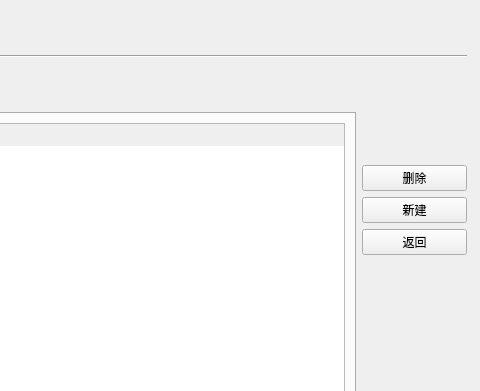
Qt form server/QuestionsManageUI.ui (AlanForeverAi/Exams) before a commit; both pictures show x 800 to 1280 and y 0 to 391 of the 1280 by 713 pixel window.
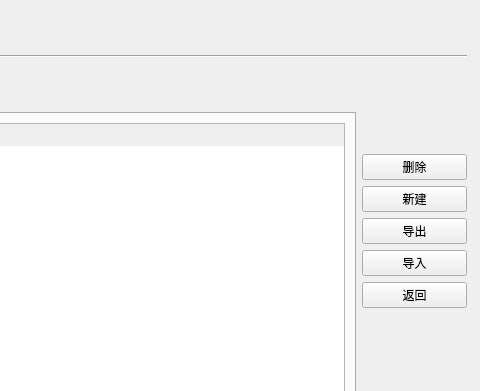
The same form after that commit.

Commit message:
修改导入导出功能
1.题目管理--导入导出
2.用户管理--导入

Patch:
```diff
--- a/server/QuestionsManageUI.ui
+++ b/server/QuestionsManageUI.ui
@@ -277,6 +277,44 @@
           </property>
          </widget>
         </item>
+        <item>
+         <widget class="QPushButton" name="pushButton_export">
+          <property name="sizePolicy">
+           <sizepolicy hsizetype="Minimum" vsizetype="Fixed">
+            <horstretch>0</horstretch>
+            <verstretch>0</verstretch>
+           </sizepolicy>
+          </property>
+          <property name="maximumSize">
+           <size>
+            <width>16777215</width>
+            <height>50</height>
+           </size>
+          </property>
+          <property name="text">
+           <string>导出</string>
+          </property>
+         </widget>
+        </item>
+        <item>
+         <widget class="QPushButton" name="pushButton_import">
+          <property name="sizePolicy">
+           <sizepolicy hsizetype="Minimum" vsizetype="Fixed">
+            <horstretch>0</horstretch>
+            <verstretch>0</verstretch>
+           </sizepolicy>
+          </property>
+          <property name="maximumSize">
+           <size>
+            <width>16777215</width>
+            <height>50</height>
+           </size>
+          </property>
+          <property name="text">
+           <string>导入</string>
+          </property>
+         </widget>
+        </item>
         <item>
          <widget class="QPushButton" name="pushButton_back">
           <property name="sizePolicy">
```
The commit also changes 16 other files.
